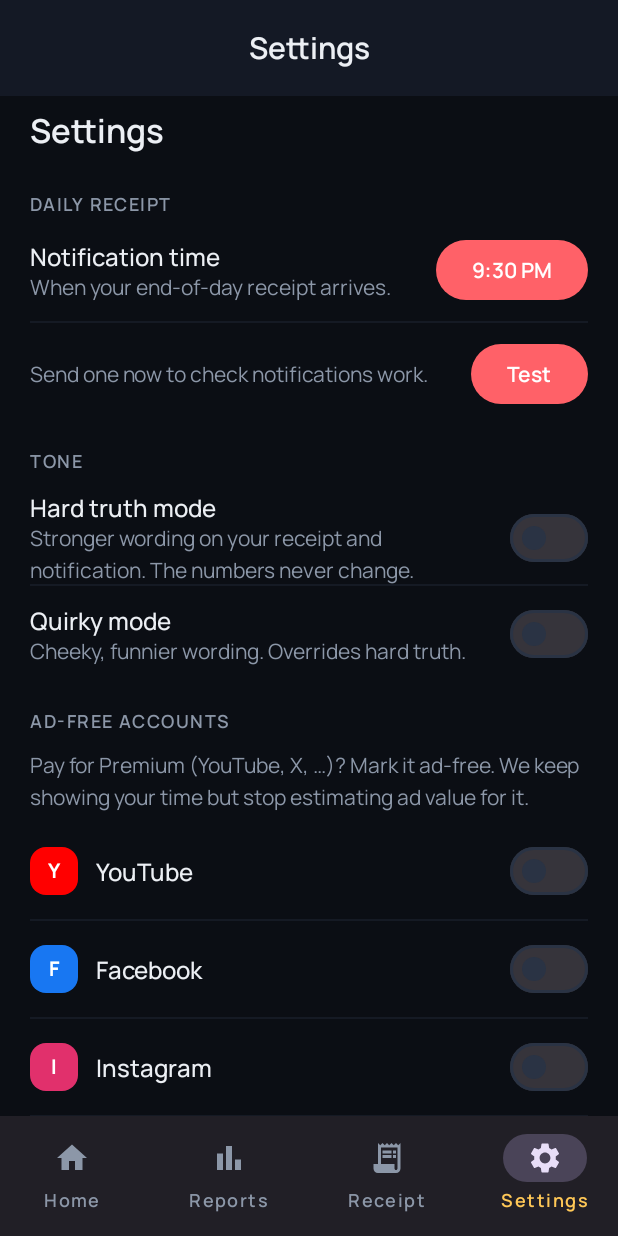
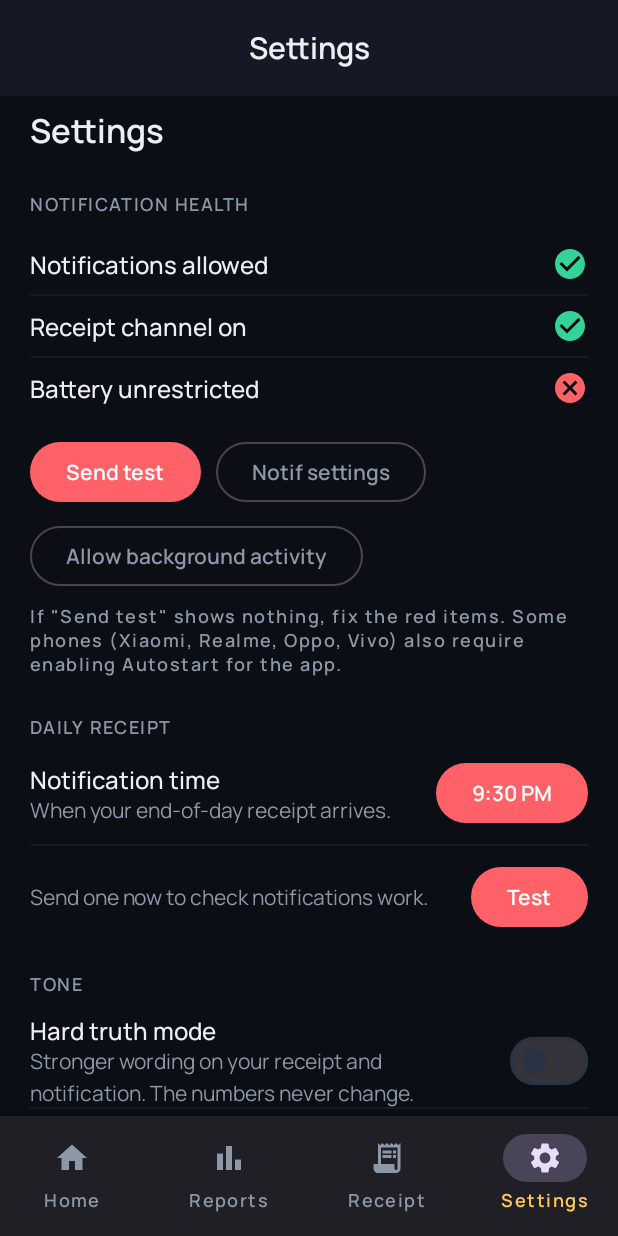
Before and after one commit to VamsiSudhakaran1/MonetaryAttention, an Android app built with Jetpack Compose: the screen it shows after launch (MainActivity), item 4 of the bottom bar chosen, on a phone screen of 412 x 824 dp. Run offline under Robolectric (Android 15) with nearby library versions, the phone set to English and light mode, and no system bars; our stand-ins replace Room's generated code.

Commit message:
Make notifications diagnosable: direct test + health panel
Stop debugging blind. Two changes:
- Test button now posts the notification DIRECTLY (ReceiptNotifier.showTest),
  bypassing WorkManager/Doze/the worker, to isolate the notification pipeline.
- Settings gains a "Notification health" panel showing each precondition
  (notifications allowed, channel on, battery unrestricted) with red/green
  status and one-tap fixes (open notification settings, allow background), plus
  a hint about OEM Autostart (Xiaomi/Realme/Oppo/Vivo).

Co-Authored-By: Claude Opus 4.8 <noreply@anthropic.com>
Claude-Session: https://claude.ai/code/session_011dtLJeomh7pqU2pbnR43ix

```diff
--- /dev/null
+++ b/android/app/src/main/java/com/attentionmirror/notification/ReceiptNotifier.kt
@@ -0,0 +1,63 @@
+package com.attentionmirror.notification
+
+import android.Manifest
+import android.app.NotificationManager
+import android.content.Context
+import android.content.pm.PackageManager
+import android.os.Build
+import androidx.core.app.ActivityCompat
+import androidx.core.app.NotificationCompat
+import androidx.core.app.NotificationManagerCompat
+import com.attentionmirror.MainActivity
+import com.attentionmirror.R
+
+/**
+ * Direct notification posting + health checks. Used by the "Test" button and the
+ * Settings "Notification health" panel so notification problems are diagnosable
+ * in-app, without going through WorkManager/Doze/the worker (which can each fail
+ * silently).
+ */
+object ReceiptNotifier {
+
+    private const val TEST_NOTIF_ID = 1002
+
+    /** True if the app may actually show notifications right now. */
+    fun notificationsAllowed(context: Context): Boolean {
+        if (Build.VERSION.SDK_INT >= Build.VERSION_CODES.TIRAMISU &&
+            ActivityCompat.checkSelfPermission(
+                context,
+                Manifest.permission.POST_NOTIFICATIONS,
+            ) != PackageManager.PERMISSION_GRANTED
+        ) {
+            return false
+        }
+        return NotificationManagerCompat.from(context).areNotificationsEnabled()
+    }
+
+    /** True unless the user/OEM has muted our channel specifically. */
+    fun channelEnabled(context: Context): Boolean {
+        val manager = context.getSystemService(NotificationManager::class.java)
+        val channel = manager.getNotificationChannel(DailyReceiptWorker.CHANNEL_ID) ?: return true
+        return channel.importance != NotificationManager.IMPORTANCE_NONE
+    }
+
+    /** Post a test notification immediately — no WorkManager, no Doze, no worker. */
+    fun showTest(context: Context) {
+        DailyReceiptWorker.ensureChannel(context)
+        if (!notificationsAllowed(context)) return
+        val notification = NotificationCompat.Builder(context, DailyReceiptWorker.CHANNEL_ID)
+            .setSmallIcon(R.drawable.ic_stat_receipt)
+            .setContentTitle("Test: notifications are working ✅")
+            .setContentText("Your real receipt will arrive at your chosen time.")
+            .setStyle(
+                NotificationCompat.BigTextStyle().bigText(
+                    "If you can see this, notifications are set up correctly.\n" +
+                        "Your daily Attention Receipt will arrive at the time you picked in Settings.",
+                ),
+            )
+            .setContentIntent(MainActivity.pendingIntent(context))
+            .setAutoCancel(true)
+            .build()
+        NotificationManagerCompat.from(context).notify(TEST_NOTIF_ID, notification)
+    }
+}
--- a/android/app/src/main/java/com/attentionmirror/ui/Screens.kt
+++ b/android/app/src/main/java/com/attentionmirror/ui/Screens.kt
@@ -16,11 +16,14 @@ import androidx.compose.foundation.layout.width
 import androidx.compose.foundation.rememberScrollState
 import androidx.compose.foundation.verticalScroll
 import androidx.compose.material.icons.Icons
+import androidx.compose.material.icons.filled.Cancel
+import androidx.compose.material.icons.filled.CheckCircle
 import androidx.compose.material.icons.filled.ExpandLess
 import androidx.compose.material.icons.filled.ExpandMore
 import androidx.compose.material.icons.filled.IosShare
 import androidx.compose.material.icons.filled.ReceiptLong
 import androidx.compose.material3.Button
+import androidx.compose.material3.OutlinedButton
 import androidx.compose.material3.Icon
 import androidx.compose.material3.MaterialTheme
 import androidx.compose.material3.Switch
@@ -692,6 +695,8 @@ fun SettingsScreen(
     ScreenColumn {
         Text("Settings", style = MaterialTheme.typography.headlineSmall)
 
+        NotificationHealth(onSendTestReceipt)
+
         Section(title = "Daily receipt") {
             Row(
                 modifier = Modifier.fillMaxWidth(),
@@ -877,6 +882,70 @@ fun SettingsScreen(
     }
 }
 
+/** Shows whether every notification precondition is met, with one-tap fixes. */
+@Composable
+private fun NotificationHealth(onSendTestReceipt: () -> Unit) {
+    val context = LocalContext.current
+    val notifier = com.attentionmirror.notification.ReceiptNotifier
+    val allowed = notifier.notificationsAllowed(context)
+    val channelOn = notifier.channelEnabled(context)
+    val batteryOk = run {
+        val pm = context.getSystemService(android.os.PowerManager::class.java)
+        pm?.isIgnoringBatteryOptimizations(context.packageName) ?: true
+    }
+
+    Section(title = "Notification health") {
+        StatusRow("Notifications allowed", allowed)
+        HairlineDivider()
+        StatusRow("Receipt channel on", channelOn)
+        HairlineDivider()
+        StatusRow("Battery unrestricted", batteryOk)
+        Spacer(Modifier.height(12.dp))
+        Row(horizontalArrangement = Arrangement.spacedBy(10.dp)) {
+            Button(onClick = onSendTestReceipt) { Text("Send test") }
+            OutlinedButton(onClick = {
+                context.startActivity(
+                    android.content.Intent(android.provider.Settings.ACTION_APP_NOTIFICATION_SETTINGS)
+                        .putExtra(android.provider.Settings.EXTRA_APP_PACKAGE, context.packageName)
+                        .addFlags(android.content.Intent.FLAG_ACTIVITY_NEW_TASK),
+                )
+            }) { Text("Notif settings") }
+        }
+        if (!batteryOk) {
+            Spacer(Modifier.height(8.dp))
+            OutlinedButton(onClick = {
+                context.startActivity(
+                    android.content.Intent(android.provider.Settings.ACTION_IGNORE_BATTERY_OPTIMIZATION_SETTINGS)
+                        .addFlags(android.content.Intent.FLAG_ACTIVITY_NEW_TASK),
+                )
+            }) { Text("Allow background activity") }
+        }
+        Spacer(Modifier.height(8.dp))
+        Text(
+            "If \"Send test\" shows nothing, fix the red items. Some phones " +
+                "(Xiaomi, Realme, Oppo, Vivo) also require enabling Autostart for the app.",
+            style = MaterialTheme.typography.labelMedium,
+            color = MaterialTheme.colorScheme.onSurfaceVariant,
+        )
+    }
+}
+
+@Composable
+private fun StatusRow(label: String, ok: Boolean) {
+    Row(
+        modifier = Modifier.fillMaxWidth().padding(vertical = 8.dp),
+        horizontalArrangement = Arrangement.SpaceBetween,
+        verticalAlignment = Alignment.CenterVertically,
+    ) {
+        Text(label, style = MaterialTheme.typography.titleMedium)
+        Icon(
+            if (ok) Icons.Filled.CheckCircle else Icons.Filled.Cancel,
+            contentDescription = if (ok) "OK" else "Problem",
+            tint = if (ok) Brand.Mint else Brand.Coral,
+        )
+    }
+}
+
 @Composable
 private fun EmptyState() {
     Section {
```
Also changed, not shown: android/app/src/main/java/com/attentionmirror/MainActivity.kt (+5 -3 lines).
